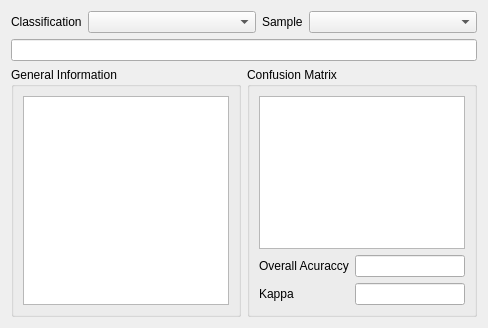
First picture: the form in CDTStudio/Dialogs/cdtclassifierassessmentform.ui, repository chenguanzhou/CDTStudio, before the edit.
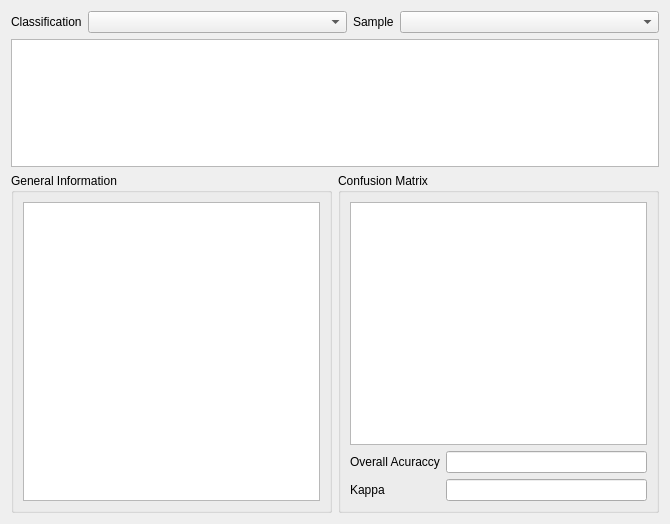
Second picture: the form after the edit.

```diff
--- a/CDTStudio/Dialogs/cdtclassifierassessmentform.ui
+++ b/CDTStudio/Dialogs/cdtclassifierassessmentform.ui
@@ -6,11 +6,11 @@
    <rect>
     <x>0</x>
     <y>0</y>
-    <width>488</width>
-    <height>328</height>
+    <width>670</width>
+    <height>524</height>
    </rect>
   </property>
-  <layout class="QVBoxLayout" name="verticalLayout_3">
+  <layout class="QVBoxLayout" name="verticalLayout_3" stretch="1,3,8">
    <item>
     <layout class="QHBoxLayout" name="horizontalLayout">
      <item>
@@ -50,11 +50,7 @@
     </layout>
    </item>
    <item>
-    <widget class="QLineEdit" name="lineEdit">
-     <property name="readOnly">
-      <bool>true</bool>
-     </property>
-    </widget>
+    <widget class="QPlainTextEdit" name="plainTextEdit"/>
    </item>
    <item>
     <layout class="QHBoxLayout" name="horizontalLayout_2">
```
